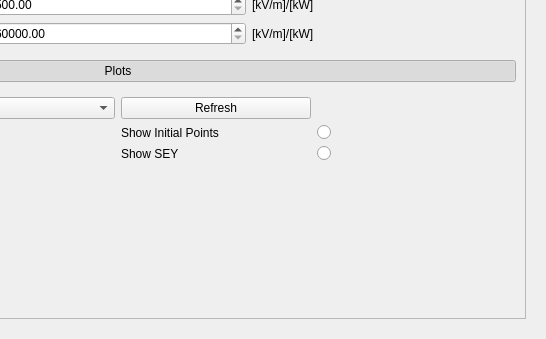
Above: ui_files/multipacting.ui from Dark-Elektron/CavityDesignHub before the change; both pictures show x 310 to 856 and y 737 to 1076 of the 856 by 1076 pixel window. Below: the same form after it.
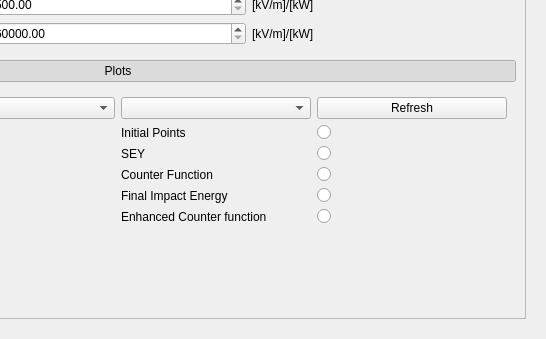
That is the form after the change. Custom widgets are drawn as their Qt base class.

Patch:
```diff
--- a/ui_files/multipacting.ui
+++ b/ui_files/multipacting.ui
@@ -650,13 +650,6 @@
           <item row="11" column="0">
            <widget class="QWidget" name="w_Plots" native="true">
             <layout class="QGridLayout" name="gridLayout_6">
-             <item row="0" column="2">
-              <widget class="QPushButton" name="pb_Refresh">
-               <property name="text">
-                <string>Refresh</string>
-               </property>
-              </widget>
-             </item>
              <item row="3" column="1">
               <widget class="QRadioButton" name="rb_Show_E_Field">
                <property name="text">
@@ -723,14 +716,14 @@
                </property>
               </widget>
              </item>
-             <item row="1" column="2">
-              <widget class="QLabel" name="label_23">
-               <property name="text">
-                <string>Show Initial Points</string>
-               </property>
-              </widget>
-             </item>
              <item row="1" column="3">
+              <widget class="QLabel" name="label_23">
+               <property name="text">
+                <string>Initial Points</string>
+               </property>
+              </widget>
+             </item>
+             <item row="1" column="4">
               <widget class="QRadioButton" name="rb_Show_Initial_Points">
                <property name="text">
                 <string/>
@@ -754,20 +747,72 @@
                </property>
               </widget>
              </item>
-             <item row="2" column="2">
-              <widget class="QLabel" name="label_25">
+             <item row="3" column="4">
+              <widget class="QRadioButton" name="rb_Show_Counter_Function">
                <property name="text">
-                <string>Show SEY</string>
+                <string/>
                </property>
               </widget>
              </item>
              <item row="2" column="3">
+              <widget class="QLabel" name="label_25">
+               <property name="text">
+                <string>SEY</string>
+               </property>
+              </widget>
+             </item>
+             <item row="2" column="4">
               <widget class="QRadioButton" name="rb_Show_SEY">
                <property name="text">
                 <string/>
                </property>
               </widget>
              </item>
+             <item row="5" column="4">
+              <widget class="QRadioButton" name="rb_Show_Enhanced_Counter_Function">
+               <property name="text">
+                <string/>
+               </property>
+              </widget>
+             </item>
+             <item row="4" column="4">
+              <widget class="QRadioButton" name="rb_Show_Final_Impact_Energy">
+               <property name="text">
+                <string/>
+               </property>
+              </widget>
+             </item>
+             <item row="5" column="3">
+              <widget class="QLabel" name="label_32">
+               <property name="text">
+                <string>Enhanced Counter function</string>
+               </property>
+              </widget>
+             </item>
+             <item row="4" column="3">
+              <widget class="QLabel" name="label_28">
+               <property name="text">
+                <string>Final Impact Energy</string>
+               </property>
+              </widget>
+             </item>
+             <item row="3" column="3">
+              <widget class="QLabel" name="label_27">
+               <property name="text">
+                <string>Counter Function</string>
+               </property>
+              </widget>
+             </item>
+             <item row="0" column="4">
+              <widget class="QPushButton" name="pb_Refresh">
+               <property name="text">
+                <string>Refresh</string>
+               </property>
+              </widget>
+             </item>
+             <item row="0" column="3">
+              <widget class="QCheckableComboBox" name="ccb_Geometry_Plot_Options"/>
+             </item>
             </layout>
            </widget>
           </item>
@@ -780,6 +825,13 @@
    </item>
   </layout>
  </widget>
+ <customwidgets>
+  <customwidget>
+   <class>QCheckableComboBox</class>
+   <extends>QComboBox</extends>
+   <header>QCheckableComboBox</header>
+  </customwidget>
+ </customwidgets>
  <resources/>
  <connections>
   <connection>
```
Left out of the diff: 64 changed lines with no effect on the pictures.
